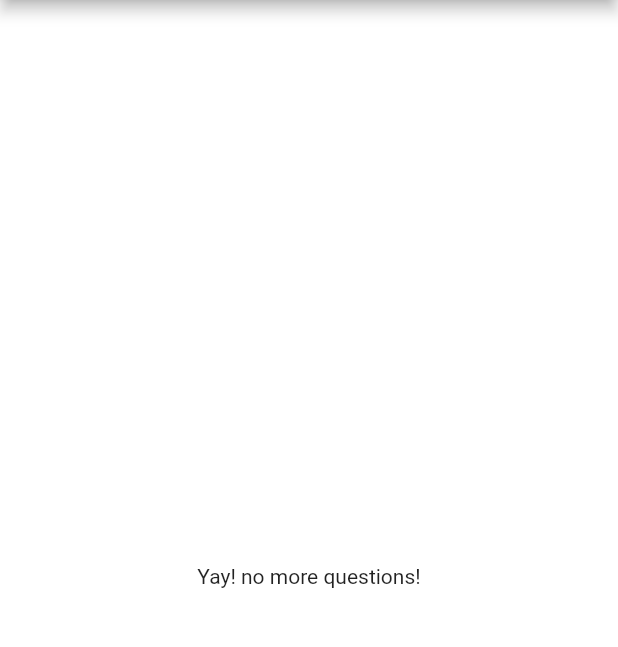
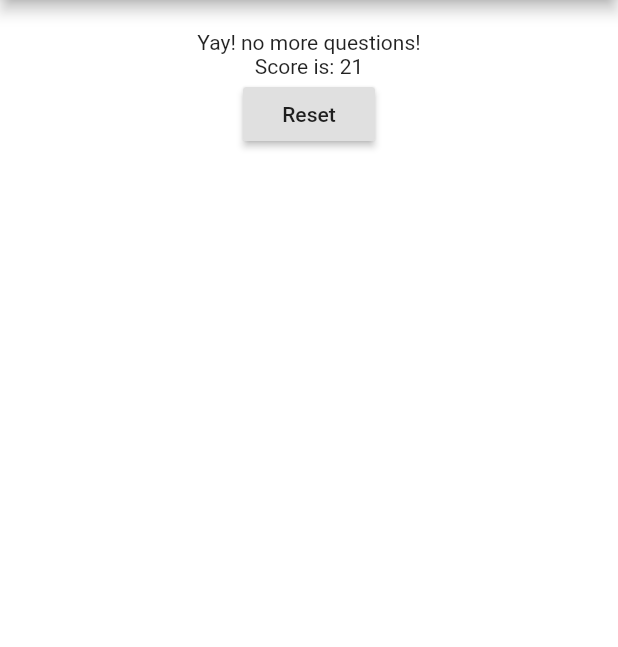
Before and after one commit to syntaxerror00100/flutterplayground, a Flutter app: the screen it shows after launch, after a tap on "Red", after a tap on "Dog", after a tap on "Spiderman", on a phone screen of 412 x 824 dp, the part 84-731 px from its top. Run offline on Flutter 3.47's test engine with Material 2 defaults, Android fonts, the phone set to English and light mode, and no system bars.

Commit message:
Added reset button to try again

```diff
--- a/lib/Answer.dart
+++ b/lib/Answer.dart
@@ -3,15 +3,18 @@ import 'package:flutter/material.dart';
 class Answer extends StatelessWidget {
   final String _answer;
   final Function _answerHandler;
+  final int _score;
 
-  Answer(this._answer, this._answerHandler);
+  Answer(this._answer, this._answerHandler, this._score);
 
   @override
   Widget build(BuildContext context) {
     return Container(
       child: RaisedButton(
         child: Text(_answer),
-        onPressed: _answerHandler,
+        onPressed: () {
+          _answerHandler(_score);
+        },
       ),
     );
   }
--- /dev/null
+++ b/lib/FinalScore.dart
@@ -0,0 +1,25 @@
+import 'package:flutter/material.dart';
+
+import 'Score.dart';
+
+class FinalScore extends StatelessWidget {
+  final int _totalScore;
+  final Function _resetHandler;
+
+  FinalScore(this._totalScore, this._resetHandler);
+
+  @override
+  Widget build(BuildContext context) {
+    return Container(
+        child: Column(
+      children: <Widget>[
+        Text("Yay! no more questions!"),
+        Score(_totalScore),
+        RaisedButton(
+          child: Text("Reset"),
+          onPressed: _resetHandler,
+        )
+      ],
+    ));
+  }
+}
--- a/lib/MyDart.dart
+++ b/lib/MyDart.dart
@@ -1,5 +1,8 @@
 import 'package:flutter/material.dart';
+import 'package:helloworld/FinalScore.dart';
 import './Quiz.dart';
+import './Score.dart';
+import './FinalScore.dart';
 
 class MyDart extends StatefulWidget {
   @override
@@ -11,40 +14,63 @@ class MyDart extends StatefulWidget {
 
 class _MyAppState extends State<MyDart> {
   void _Log({String message = ""}) {
-    debugPrint('pressed ${message}');
+    debugPrint('pressed $message');
     //Testing
   }
 
   final _questions = const [
     {
       "Question": "Whats your favorite color?",
-      "Answer": ["Red", "Blue", "White"]
+      "Answer": [
+        {"Text": "Red", "Score": 5},
+        {"Text": "Blue", "Score": 10},
+        {"Text": "White", "Score": 15}
+      ]
     },
     {
       "Question": "Whats your favorite animal?",
-      "Answer": ["Dog", "Cat", "Fish"]
+      "Answer": [
+        {"Text": "Dog", "Score": 5},
+        {"Text": "Cat", "Score": 4},
+        {"Text": "Fish", "Score": 12}
+      ]
     },
     {
       "Question": "Fav super hero?",
-      "Answer": ["Batman", "Spiderman", "Shinchan"]
+      "Answer": [
+        {"Text": "Batman", "Score": 10},
+        {"Text": "Spiderman", "Score": 11},
+        {"Text": "Shinchan", "Score": 100}
+      ]
     },
   ];
 
   int questionIndex = 0;
-
-  var _testString = "";
-
-  void _AnswerQuestionHandler() {
+  int _totalScore = 0;
+  void _AnswerQuestionHandler(int score) {
     setState(() {
       questionIndex++;
+      _totalScore += score;
     });
     print(questionIndex);
   }
 
   Widget RenderQuestionsAndAnswer() {
     return questionIndex >= _questions.length
-        ? Text("Yay! no more questions!")
-        : Quiz(_questions, questionIndex, _AnswerQuestionHandler);
+        ? FinalScore(_totalScore, this.ResetHandler)
+        : Column(
+            children: <Widget>[
+              Score(_totalScore),
+              Quiz(_questions, questionIndex, _AnswerQuestionHandler)
+            ],
+          );
+  }
+
+  void ResetHandler() {
+    setState(() {
+      questionIndex = 0;
+      _totalScore = 0;
+    });
   }
 
   @override
--- a/lib/Quiz.dart
+++ b/lib/Quiz.dart
@@ -16,8 +16,9 @@ class Quiz extends StatelessWidget {
         child: Column(
       children: <Widget>[
         Question(_questions[_questionIndex]["Question"]),
-        ...(_questions[_questionIndex]["Answer"] as List<String>).map((i) {
-          return Answer(i, _AnswerQuestionHandler);
+        ...(_questions[_questionIndex]["Answer"] as List<Map<String, Object>>)
+            .map((i) {
+          return Answer(i["Text"], _AnswerQuestionHandler, i["Score"]);
         }),
       ],
     ));
--- /dev/null
+++ b/lib/Score.dart
@@ -0,0 +1,13 @@
+import 'package:flutter/widgets.dart';
+
+class Score extends StatelessWidget {
+  final int _totalScore;
+  Score(this._totalScore);
+
+  @override
+  Widget build(BuildContext context) {
+    return Container(
+      child: Text("Score is: $_totalScore"),
+    );
+  }
+}
```
